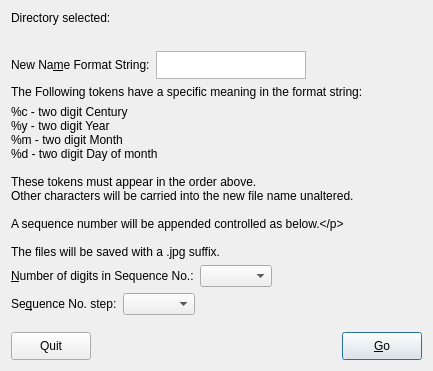
johcarsmi/picdok, file frm/pdrenfiles.ui: the form before one commit.
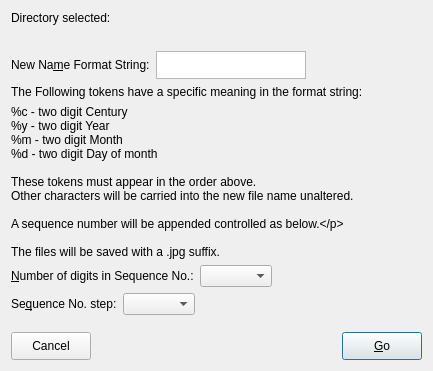
The form after the commit. Custom widgets are drawn as their Qt base class.

Commit message: Changes the text from "Quit" to "Cancel" on secondary screens to be consistent with general practice. Added comment to getExifData to make it clear that Exiv2::ImageFactory::open() expects a std::string format file name.

What changed in the file:
```diff
--- a/frm/pdrenfiles.ui
+++ b/frm/pdrenfiles.ui
@@ -231,7 +231,7 @@
           <string>Click to abandon action.</string>
          </property>
          <property name="text">
-          <string>Quit</string>
+          <string>Cancel</string>
          </property>
         </widget>
        </item>
```
The commit also changes 4 other files.
